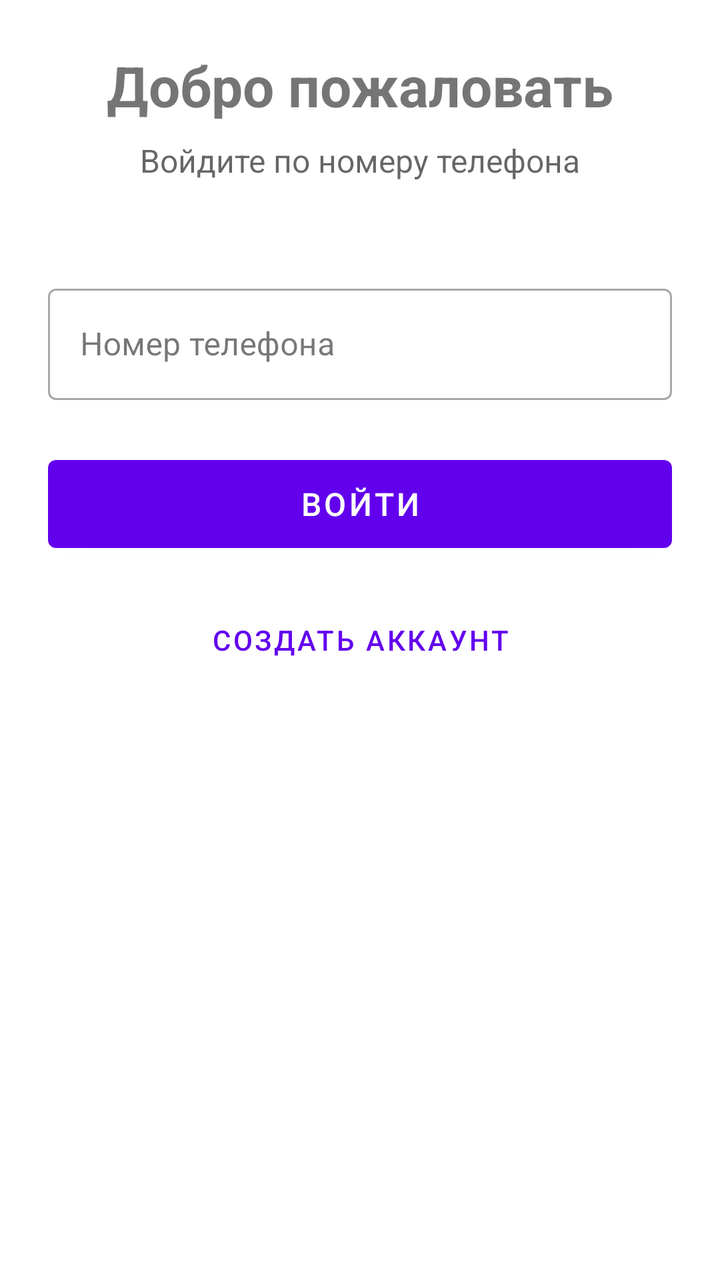
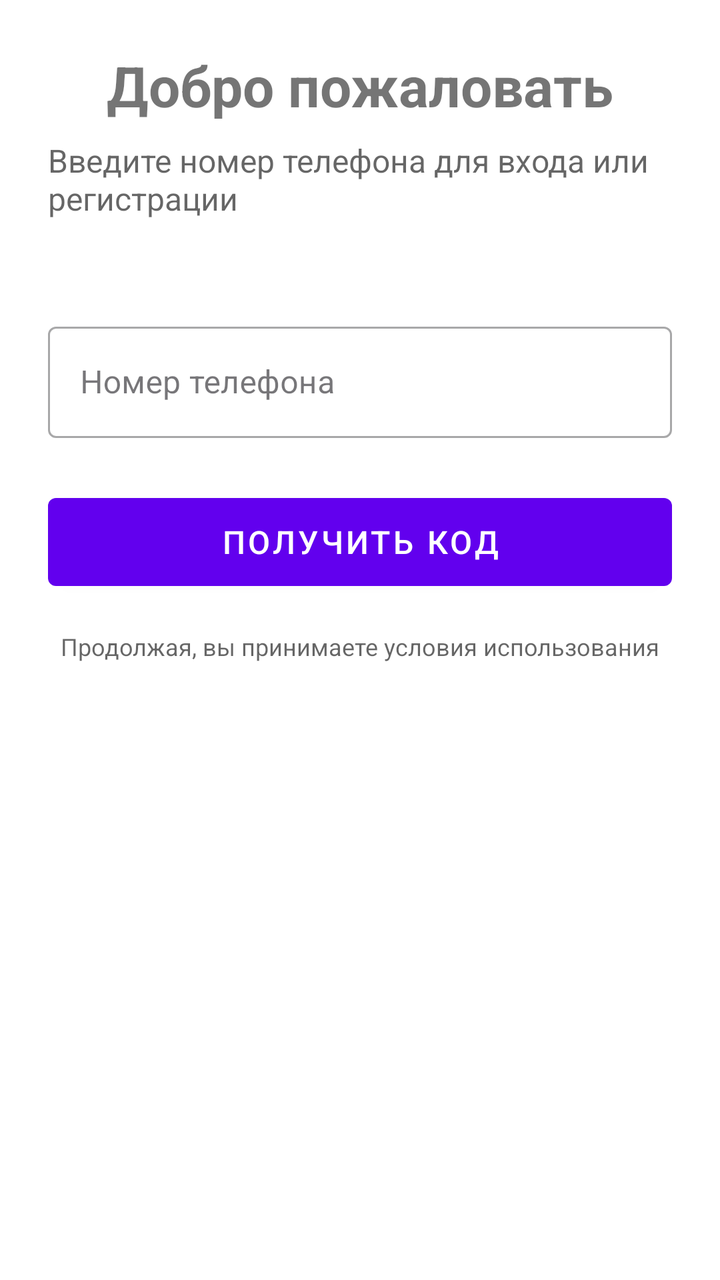

Before-and-after screenshots of an Android layout around one commit, followed by the original layout XML and the change that was made.
<!-- AndroidManifest.xml: application theme Theme.MoyGorodok -->
<!-- res/layout/fragment_login.xml -->
<?xml version="1.0" encoding="utf-8"?>
<androidx.constraintlayout.widget.ConstraintLayout xmlns:android="http://schemas.android.com/apk/res/android"
    xmlns:app="http://schemas.android.com/apk/res-auto"
    android:layout_width="match_parent"
    android:layout_height="match_parent"
    android:padding="24dp">

    <TextView
        android:id="@+id/text_title"
        android:layout_width="wrap_content"
        android:layout_height="wrap_content"
        android:text="@string/login_title"
        android:textSize="28sp"
        android:textStyle="bold"
        app:layout_constraintEnd_toEndOf="parent"
        app:layout_constraintStart_toStartOf="parent"
        app:layout_constraintTop_toTopOf="parent"
        app:layout_constraintBottom_toTopOf="@id/text_subtitle"
        app:layout_constraintVertical_chainStyle="packed"
        app:layout_constraintVertical_bias="0.3" />

    <TextView
        android:id="@+id/text_subtitle"
        android:layout_width="wrap_content"
        android:layout_height="wrap_content"
        android:layout_marginTop="8dp"
        android:text="@string/login_subtitle"
        android:textSize="16sp"
        android:textColor="?android:textColorSecondary"
        app:layout_constraintEnd_toEndOf="parent"
        app:layout_constraintStart_toStartOf="parent"
        app:layout_constraintTop_toBottomOf="@id/text_title" />

    <com.google.android.material.textfield.TextInputLayout
        android:id="@+id/input_layout_phone"
        style="@style/Widget.MaterialComponents.TextInputLayout.OutlinedBox"
        android:layout_width="match_parent"
        android:layout_height="wrap_content"
        android:layout_marginTop="48dp"
        android:hint="@string/hint_phone"
        app:prefixText="+7"
        app:layout_constraintEnd_toEndOf="parent"
        app:layout_constraintStart_toStartOf="parent"
        app:layout_constraintTop_toBottomOf="@id/text_subtitle">

        <com.google.android.material.textfield.TextInputEditText
            android:id="@+id/edit_phone"
            android:layout_width="match_parent"
            android:layout_height="wrap_content"
            android:inputType="phone"
            android:maxLength="15" />

    </com.google.android.material.textfield.TextInputLayout>

    <com.google.android.material.button.MaterialButton
        android:id="@+id/button_login"
        android:layout_width="match_parent"
        android:layout_height="56dp"
        android:layout_marginTop="24dp"
        android:text="@string/button_login"
        android:textSize="16sp"
        app:layout_constraintEnd_toEndOf="parent"
        app:layout_constraintStart_toStartOf="parent"
        app:layout_constraintTop_toBottomOf="@id/input_layout_phone" />

    <com.google.android.material.button.MaterialButton
        android:id="@+id/button_register"
        style="@style/Widget.MaterialComponents.Button.TextButton"
        android:layout_width="wrap_content"
        android:layout_height="wrap_content"
        android:layout_marginTop="16dp"
        android:text="@string/button_register"
        app:layout_constraintEnd_toEndOf="parent"
        app:layout_constraintStart_toStartOf="parent"
        app:layout_constraintTop_toBottomOf="@id/button_login" />

    <ProgressBar
        android:id="@+id/progress_bar"
        android:layout_width="wrap_content"
        android:layout_height="wrap_content"
        android:visibility="gone"
        app:layout_constraintBottom_toBottomOf="parent"
        app:layout_constraintEnd_toEndOf="parent"
        app:layout_constraintStart_toStartOf="parent"
        app:layout_constraintTop_toTopOf="parent" />

</androidx.constraintlayout.widget.ConstraintLayout>
<!-- resources referenced by this layout -->
<resources>
  <string name="button_login">Войти</string>
  <string name="button_register">Создать аккаунт</string>
  <string name="hint_phone">Номер телефона</string>
  <string name="login_subtitle">Войдите по номеру телефона</string>
  <string name="login_title">Добро пожаловать</string>
  <style name="Theme.MoyGorodok" parent="Theme.MaterialComponents.DayNight.NoActionBar">
          
          <item name="colorPrimary">@color/purple_500</item>
          <item name="colorPrimaryVariant">@color/purple_700</item>
          <item name="colorOnPrimary">@color/white</item>
          
          <item name="colorSecondary">@color/teal_200</item>
          <item name="colorSecondaryVariant">@color/teal_700</item>
          <item name="colorOnSecondary">@color/black</item>
          
          <item name="android:statusBarColor">?attr/colorPrimaryVariant</item>
          
          <item name="colorSurface">@color/white</item>
          <item name="colorOnSurface">#1C1B1F</item>
          <item name="colorSurfaceVariant">#E7E0EC</item>
          <item name="colorOnSurfaceVariant">#49454F</item>
      </style>
  <color name="purple_500">#FF6200EE</color>
  <color name="purple_700">#FF3700B3</color>
  <color name="white">#FFFFFFFF</color>
  <color name="teal_200">#FF03DAC5</color>
  <color name="teal_700">#FF018786</color>
  <color name="black">#FF000000</color>
</resources>

<!-- the commit's change to res/layout/fragment_login.xml (unified diff, before → after) -->
@@ -53,26 +53,28 @@
     </com.google.android.material.textfield.TextInputLayout>
 
     <com.google.android.material.button.MaterialButton
-        android:id="@+id/button_login"
+        android:id="@+id/button_send_code"
         android:layout_width="match_parent"
         android:layout_height="56dp"
         android:layout_marginTop="24dp"
-        android:text="@string/button_login"
+        android:text="@string/button_send_code"
         android:textSize="16sp"
         app:layout_constraintEnd_toEndOf="parent"
         app:layout_constraintStart_toStartOf="parent"
         app:layout_constraintTop_toBottomOf="@id/input_layout_phone" />
 
-    <com.google.android.material.button.MaterialButton
-        android:id="@+id/button_register"
-        style="@style/Widget.MaterialComponents.Button.TextButton"
+    <TextView
+        android:id="@+id/text_terms"
         android:layout_width="wrap_content"
         android:layout_height="wrap_content"
         android:layout_marginTop="16dp"
-        android:text="@string/button_register"
+        android:text="@string/terms_notice"
+        android:textSize="12sp"
+        android:textColor="?android:textColorSecondary"
+        android:gravity="center"
         app:layout_constraintEnd_toEndOf="parent"
         app:layout_constraintStart_toStartOf="parent"
-        app:layout_constraintTop_toBottomOf="@id/button_login" />
+        app:layout_constraintTop_toBottomOf="@id/button_send_code" />
 
     <ProgressBar
         android:id="@+id/progress_bar"
<!-- resource entries referenced after the edit -->
@@ -1,10 +1,10 @@
 <!-- resources referenced by this layout -->
 <resources>
-  <string name="button_login">Войти</string>
-  <string name="button_register">Создать аккаунт</string>
+  <string name="button_send_code">Получить код</string>
   <string name="hint_phone">Номер телефона</string>
-  <string name="login_subtitle">Войдите по номеру телефона</string>
+  <string name="login_subtitle">Введите номер телефона для входа или регистрации</string>
   <string name="login_title">Добро пожаловать</string>
+  <string name="terms_notice">Продолжая, вы принимаете условия использования</string>
   <style name="Theme.MoyGorodok" parent="Theme.MaterialComponents.DayNight.NoActionBar">
           
           <item name="colorPrimary">@color/purple_500</item>
